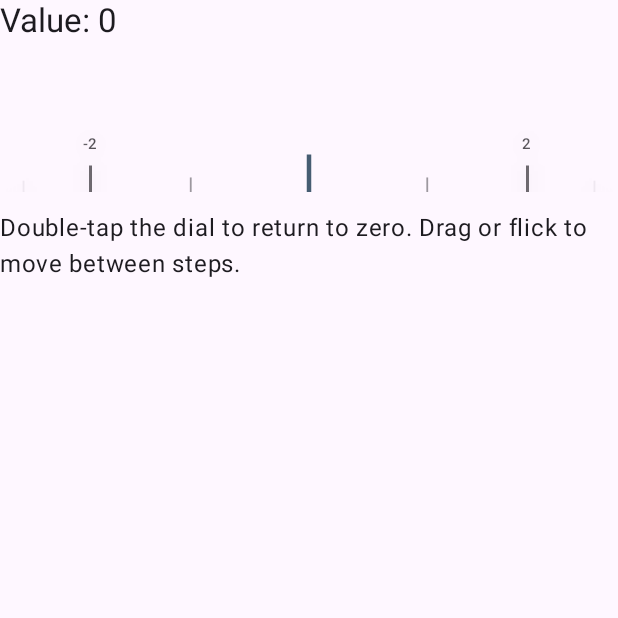
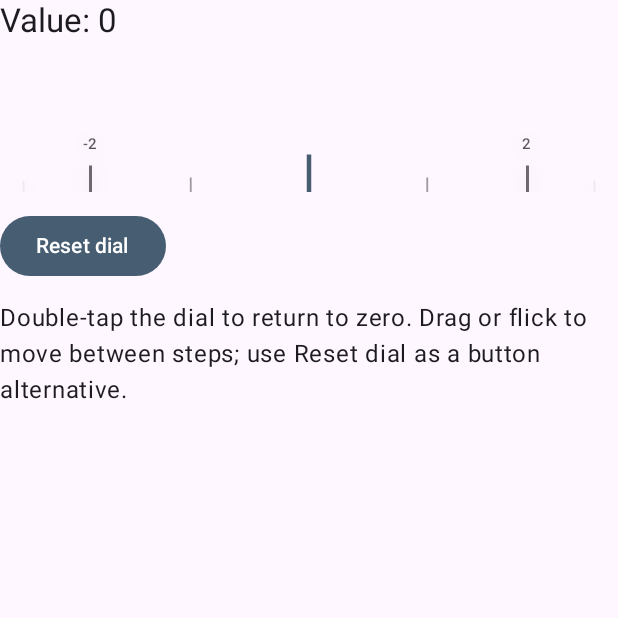
Before and after one commit to INFORMATION89/Motion, an Android app built with Jetpack Compose: the composable DialDemo shown on its own in the app's theme, on a phone screen of 412 x 824 dp, the top half of it. Run offline under Robolectric (Android 15) with nearby library versions, the phone set to English and light mode, and no system bars.

Commit message:
feat(lab): add button alternatives for gesture demos

```diff
--- a/motion-lab/src/main/kotlin/io/github/information89/motion/lab/MainActivity.kt
+++ b/motion-lab/src/main/kotlin/io/github/information89/motion/lab/MainActivity.kt
@@ -292,6 +292,13 @@ private fun SpringsDemo() {
                         .graphicsLayer { translationX = travelPx * value.value }
                         .background(MaterialTheme.colorScheme.tertiary, CircleShape)
                 )
+            }
+        }
+        Row(horizontalArrangement = Arrangement.spacedBy(8.dp)) {
+            Button(onClick = {
+                scope.launch { value.animateTo(if (value.target < 0.5f) 1f else 0f) }
+            }) {
+                Text(if (value.target < 0.5f) "Animate release" else "Return to start")
             }
         }
         Text(
@@ -721,7 +728,10 @@ private fun DialDemo() {
             onDoubleTap = { it.value.animateTo(0f) },
             modifier = Modifier.fillMaxWidth().height(88.dp)
         )
-        Text("Double-tap the dial to return to zero. Drag or flick to move between steps.")
+        Button(onClick = { state.value.animateTo(0f) }) {
+            Text("Reset dial")
+        }
+        Text("Double-tap the dial to return to zero. Drag or flick to move between steps; use Reset dial as a button alternative.")
     }
 }
 
```
